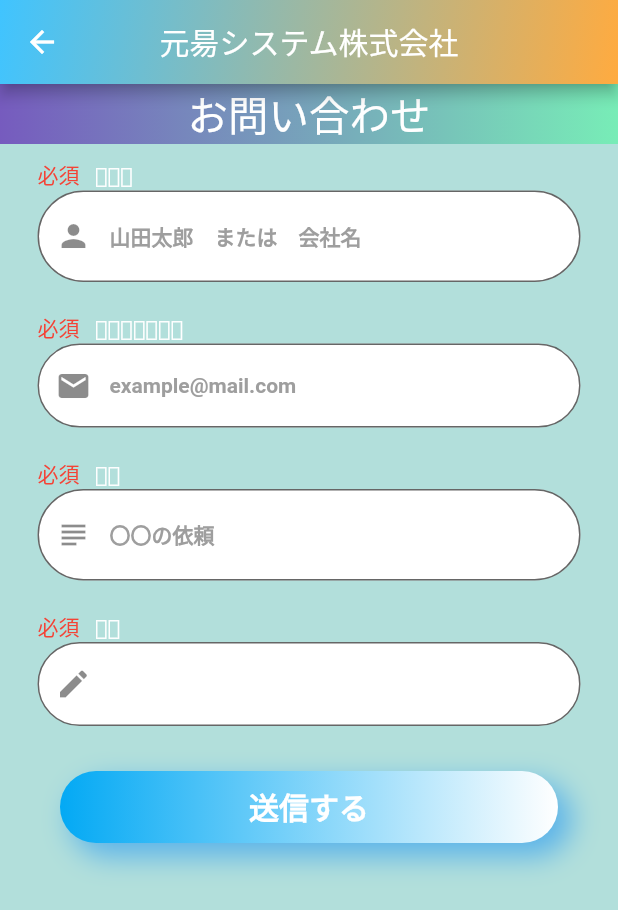
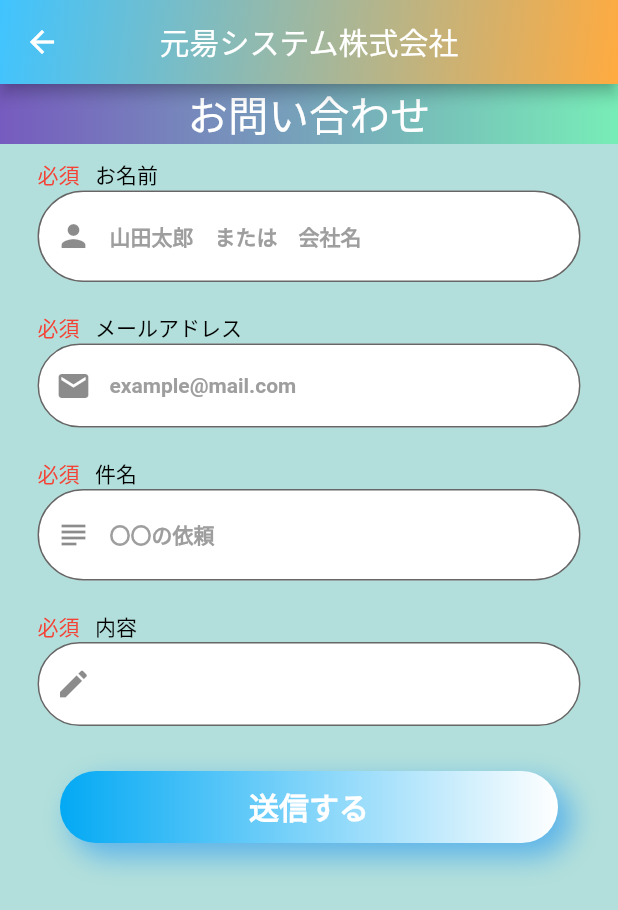
Before and after one commit to runrunhika/web-genyosystem, a Flutter app: the ContactPage screen opened by its route, on a phone screen of 412 x 824 dp. Shown: the top 910 px of the screen. Run offline on Flutter 3.47's test engine with Material 2 defaults, Android fonts, the phone set to English and light mode, and no system bars; our stand-ins replace card_swiper, get, marquee; missing offline and left inert: sprung.

Commit message:
contact font color

```diff
--- a/lib/pages/contact_page.dart
+++ b/lib/pages/contact_page.dart
@@ -173,7 +173,7 @@
             RichText(
                 text: TextSpan(children: [
               TextSpan(text: "必須   ", style: TextStyle(color: Colors.red)),
-              TextSpan(text: title),
+              TextSpan(text: title, style: TextStyle(color: Colors.black)),
             ])),
             TextFormField(
               validator: (value) {
```
